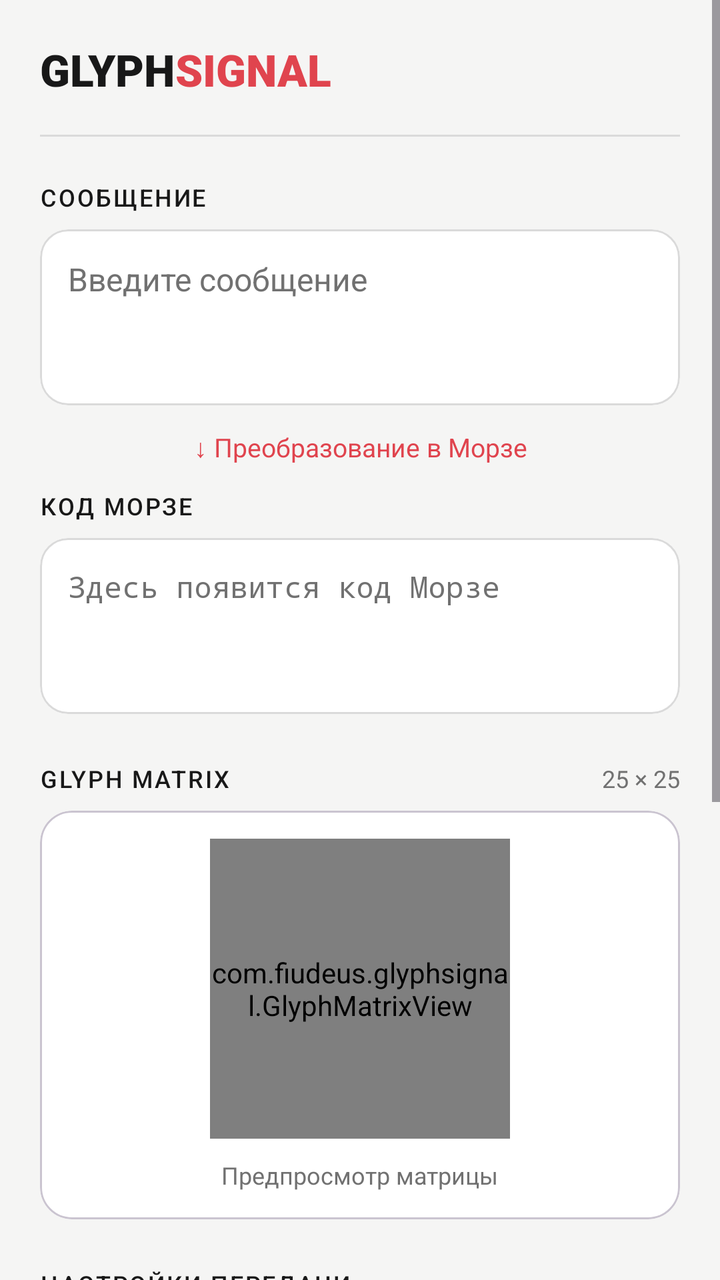
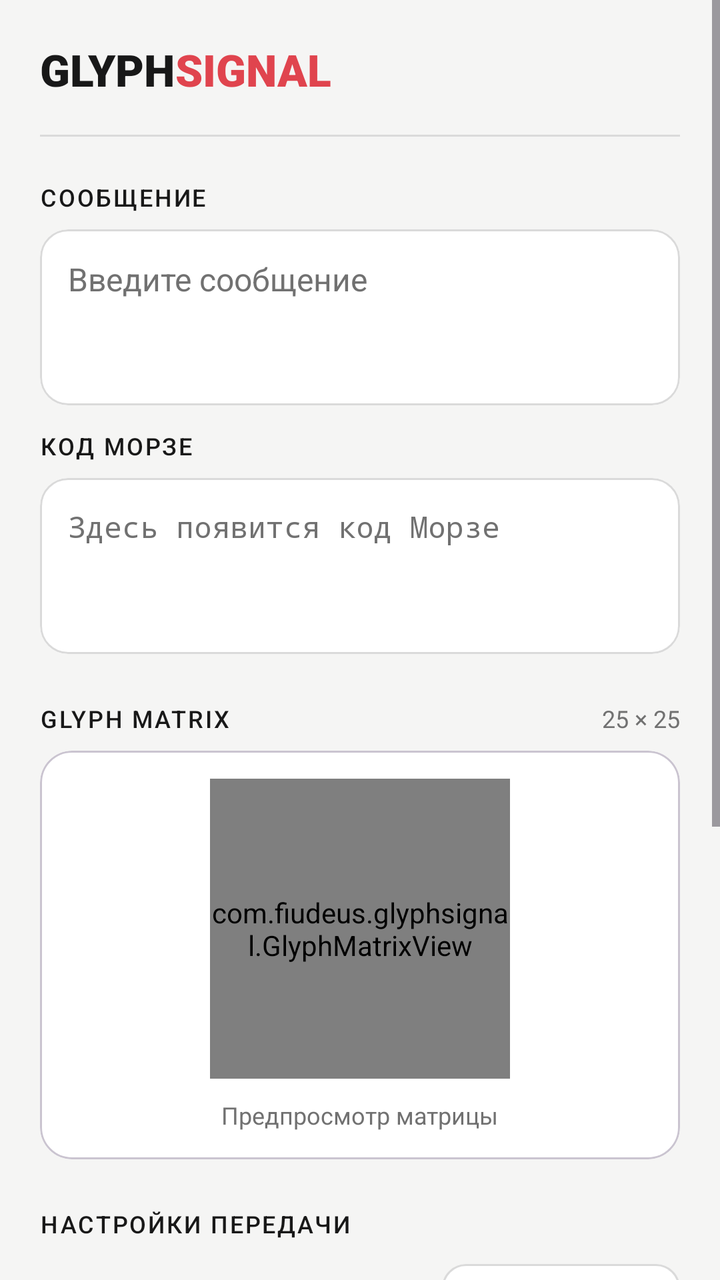

An Android layout rendered at two revisions. The XML below is the earlier revision; the diff shows what the commit changed to produce the second picture.
<!-- AndroidManifest.xml: application theme Theme.GlyphSignal -->
<!-- res/layout/activity_main.xml -->
<?xml version="1.0" encoding="utf-8"?>
<ScrollView xmlns:android="http://schemas.android.com/apk/res/android"
    xmlns:app="http://schemas.android.com/apk/res-auto"
    android:id="@+id/main"
    android:layout_width="match_parent"
    android:layout_height="match_parent"
    android:background="@color/gs_background"
    android:clipToPadding="false"
    android:fillViewport="true">

    <LinearLayout
        android:layout_width="match_parent"
        android:layout_height="wrap_content"
        android:orientation="vertical"
        android:paddingStart="20dp"
        android:paddingTop="20dp"
        android:paddingEnd="20dp"
        android:paddingBottom="28dp">

        
        <LinearLayout
            android:layout_width="match_parent"
            android:layout_height="wrap_content"
            android:gravity="center_vertical"
            android:orientation="horizontal">

            <TextView
                android:layout_width="wrap_content"
                android:layout_height="wrap_content"
                android:fontFamily="sans-serif-black"
                android:text="@string/brand_glyph"
                android:textColor="@color/gs_text"
                android:textSize="22sp" />

            <TextView
                android:layout_width="wrap_content"
                android:layout_height="wrap_content"
                android:fontFamily="sans-serif-black"
                android:text="@string/brand_signal"
                android:textColor="@color/gs_accent"
                android:textSize="22sp" />
        </LinearLayout>

        <View
            android:layout_width="match_parent"
            android:layout_height="1dp"
            android:layout_marginTop="18dp"
            android:background="@color/gs_border" />

        
        <TextView
            android:layout_width="match_parent"
            android:layout_height="wrap_content"
            android:layout_marginTop="22dp"
            android:fontFamily="sans-serif-medium"
            android:letterSpacing="0.08"
            android:labelFor="@id/messageInput"
            android:text="@string/label_message"
            android:textColor="@color/gs_text"
            android:textSize="12sp" />

        <com.google.android.material.card.MaterialCardView
            android:layout_width="match_parent"
            android:layout_height="wrap_content"
            android:layout_marginTop="8dp"
            app:cardBackgroundColor="@color/gs_surface"
            app:cardCornerRadius="14dp"
            app:cardElevation="0dp"
            app:strokeColor="@color/gs_border"
            app:strokeWidth="1dp">

            <EditText
                android:id="@+id/messageInput"
                android:layout_width="match_parent"
                android:layout_height="wrap_content"
                android:gravity="top|start"
                android:hint="@string/message_hint"
                android:inputType="textCapSentences|textMultiLine"
                android:maxLines="5"
                android:minHeight="88dp"
                android:padding="14dp"
                android:background="@android:color/transparent"
                android:textColor="@color/gs_text"
                android:textColorHint="@color/gs_muted"
                android:textSize="16sp" />
        </com.google.android.material.card.MaterialCardView>

        <TextView
            android:layout_width="match_parent"
            android:layout_height="wrap_content"
            android:layout_marginTop="12dp"
            android:gravity="center"
            android:text="@string/conversion_indicator"
            android:textColor="@color/gs_accent"
            android:textSize="13sp" />

        
        <TextView
            android:layout_width="match_parent"
            android:layout_height="wrap_content"
            android:layout_marginTop="12dp"
            android:fontFamily="sans-serif-medium"
            android:letterSpacing="0.08"
            android:text="@string/label_morse"
            android:textColor="@color/gs_text"
            android:textSize="12sp" />

        <com.google.android.material.card.MaterialCardView
            android:layout_width="match_parent"
            android:layout_height="wrap_content"
            android:layout_marginTop="8dp"
            app:cardBackgroundColor="@color/gs_surface"
            app:cardCornerRadius="14dp"
            app:cardElevation="0dp"
            app:strokeColor="@color/gs_border"
            app:strokeWidth="1dp">

            <TextView
                android:id="@+id/morseOutput"
                android:layout_width="match_parent"
                android:layout_height="wrap_content"
                android:fontFamily="monospace"
                android:gravity="top|start"
                android:maxLines="4"
                android:minHeight="88dp"
                android:padding="14dp"
                android:text="@string/morse_placeholder"
                android:textColor="@color/gs_muted"
                android:textIsSelectable="true"
                android:textSize="15sp" />
        </com.google.android.material.card.MaterialCardView>

        <LinearLayout
            android:layout_width="match_parent"
            android:layout_height="wrap_content"
            android:layout_marginTop="24dp"
            android:gravity="center_vertical"
            android:orientation="horizontal">

            <TextView
                android:layout_width="0dp"
                android:layout_height="wrap_content"
                android:layout_weight="1"
                android:fontFamily="sans-serif-medium"
                android:letterSpacing="0.08"
                android:text="@string/label_matrix"
                android:textColor="@color/gs_text"
                android:textSize="12sp" />

            <TextView
                android:layout_width="wrap_content"
                android:layout_height="wrap_content"
                android:text="@string/matrix_resolution"
                android:textColor="@color/gs_muted"
                android:textSize="12sp" />
        </LinearLayout>

        <com.google.android.material.card.MaterialCardView
            android:layout_width="match_parent"
            android:layout_height="wrap_content"
            android:layout_marginTop="8dp"
            app:cardBackgroundColor="@color/gs_surface"
            app:cardCornerRadius="16dp"
            app:cardElevation="0dp">

            <LinearLayout
                android:layout_width="match_parent"
                android:layout_height="wrap_content"
                android:gravity="center"
                android:orientation="vertical"
                android:padding="14dp">

                <com.fiudeus.glyphsignal.GlyphMatrixView
                    android:id="@+id/glyphMatrixView"
                    android:layout_width="150dp"
                    android:layout_height="150dp" />

                <TextView
                    android:id="@+id/matrixStatus"
                    android:layout_width="wrap_content"
                    android:layout_height="wrap_content"
                    android:layout_marginTop="10dp"
                    android:text="@string/matrix_placeholder"
                    android:textColor="@color/gs_muted"
                    android:textSize="12sp" />
            </LinearLayout>
        </com.google.android.material.card.MaterialCardView>

        
        <TextView
            android:layout_width="match_parent"
            android:layout_height="wrap_content"
            android:layout_marginTop="24dp"
            android:fontFamily="sans-serif-medium"
            android:letterSpacing="0.08"
            android:text="@string/label_settings"
            android:textColor="@color/gs_text"
            android:textSize="12sp" />

        <LinearLayout
            android:layout_width="match_parent"
            android:layout_height="wrap_content"
            android:layout_marginTop="8dp"
            android:gravity="center_vertical"
            android:orientation="horizontal">

            <TextView
                android:layout_width="0dp"
                android:layout_height="wrap_content"
                android:layout_weight="1"
                android:text="@string/label_mode"
                android:textColor="@color/gs_text"
                android:textSize="14sp" />

            <com.google.android.material.button.MaterialButton
                android:id="@+id/modeButton"
                android:layout_width="wrap_content"
                android:layout_height="48dp"
                android:text="@string/mode_full_matrix"
                android:textAllCaps="false"
                android:textColor="@color/gs_text"
                android:textSize="13sp"
                app:backgroundTint="@color/gs_surface"
                app:cornerRadius="12dp"
                app:strokeColor="@color/gs_border"
                app:strokeWidth="1dp" />
        </LinearLayout>

        <LinearLayout
            android:layout_width="match_parent"
            android:layout_height="wrap_content"
            android:layout_marginTop="12dp"
            android:orientation="horizontal">

            <LinearLayout
                android:layout_width="0dp"
                android:layout_height="wrap_content"
                android:layout_weight="1"
                android:orientation="vertical">

                <TextView
                    android:layout_width="match_parent"
                    android:layout_height="wrap_content"
                    android:labelFor="@id/wpmInput"
                    android:text="@string/label_wpm"
                    android:textColor="@color/gs_muted"
                    android:textSize="12sp" />

                <com.google.android.material.card.MaterialCardView
                    android:layout_width="match_parent"
                    android:layout_height="wrap_content"
                    android:layout_marginTop="6dp"
                    app:cardBackgroundColor="@color/gs_surface"
                    app:cardCornerRadius="12dp"
                    app:cardElevation="0dp"
                    app:strokeColor="@color/gs_border"
                    app:strokeWidth="1dp">

                    <LinearLayout
                        android:layout_width="match_parent"
                        android:layout_height="48dp"
                        android:gravity="center_vertical"
                        android:orientation="horizontal"
                        android:paddingStart="12dp"
                        android:paddingEnd="12dp">

                        <EditText
                            android:id="@+id/wpmInput"
                            android:layout_width="0dp"
                            android:layout_height="match_parent"
                            android:layout_weight="1"
                            android:background="@android:color/transparent"
                            android:gravity="center_vertical"
                            android:inputType="number"
                            android:maxLength="3"
                            android:selectAllOnFocus="true"
                            android:singleLine="true"
                            android:text="@string/initial_wpm"
                            android:textColor="@color/gs_text"
                            android:textSize="16sp" />

                        <TextView
                            android:layout_width="wrap_content"
                            android:layout_height="wrap_content"
                            android:text="@string/unit_wpm"
                            android:textColor="@color/gs_muted"
                            android:textSize="12sp" />
                    </LinearLayout>
                </com.google.android.material.card.MaterialCardView>
            </LinearLayout>

            <Space
                android:layout_width="12dp"
                android:layout_height="1dp" />

            <LinearLayout
                android:layout_width="0dp"
                android:layout_height="wrap_content"
                android:layout_weight="1"
                android:orientation="vertical">

                <TextView
                    android:layout_width="match_parent"
                    android:layout_height="wrap_content"
                    android:labelFor="@id/brightnessInput"
                    android:text="@string/label_brightness"
                    android:textColor="@color/gs_muted"
                    android:textSize="12sp" />

                <com.google.android.material.card.MaterialCardView
                    android:layout_width="match_parent"
                    android:layout_height="wrap_content"
                    android:layout_marginTop="6dp"
                    app:cardBackgroundColor="@color/gs_surface"
                    app:cardCornerRadius="12dp"
                    app:cardElevation="0dp"
                    app:strokeColor="@color/gs_border"
                    app:strokeWidth="1dp">

                    <LinearLayout
                        android:layout_width="match_parent"
                        android:layout_height="48dp"
                        android:gravity="center_vertical"
                        android:orientation="horizontal"
                        android:paddingStart="12dp"
                        android:paddingEnd="12dp">

                        <EditText
                            android:id="@+id/brightnessInput"
                            android:layout_width="0dp"
                            android:layout_height="match_parent"
                            android:layout_weight="1"
                            android:background="@android:color/transparent"
                            android:gravity="center_vertical"
                            android:inputType="number"
                            android:maxLength="3"
                            android:selectAllOnFocus="true"
                            android:singleLine="true"
                            android:text="@string/initial_brightness"
                            android:textColor="@color/gs_text"
                            android:textSize="16sp" />

                        <TextView
                            android:layout_width="wrap_content"
                            android:layout_height="wrap_content"
                            android:text="@string/unit_percent"
                            android:textColor="@color/gs_muted"
                            android:textSize="12sp" />
                    </LinearLayout>
                </com.google.android.material.card.MaterialCardView>
            </LinearLayout>
        </LinearLayout>

        <LinearLayout
            android:layout_width="match_parent"
            android:layout_height="wrap_content"
            android:layout_marginTop="14dp"
            android:gravity="center_vertical"
            android:orientation="horizontal">

            <TextView
                android:layout_width="0dp"
                android:layout_height="wrap_content"
                android:layout_weight="1"
                android:text="@string/label_repeats"
                android:textColor="@color/gs_text"
                android:textSize="14sp" />

            <com.google.android.material.button.MaterialButton
                android:id="@+id/decreaseRepeatsButton"
                android:layout_width="44dp"
                android:layout_height="44dp"
                android:contentDescription="@string/decrease_repeats"
                android:minWidth="44dp"
                android:padding="0dp"
                android:gravity="center"
                android:insetLeft="0dp"
                android:insetRight="0dp"
                android:insetTop="0dp"
                android:insetBottom="0dp"
                android:text="@string/minus_symbol"
                android:textColor="@color/gs_text"
                android:textSize="18sp"
                app:backgroundTint="@color/gs_surface"
                app:cornerRadius="12dp"
                app:strokeColor="@color/gs_border"
                app:strokeWidth="1dp" />

            <TextView
                android:id="@+id/repeatsValue"
                android:layout_width="36dp"
                android:layout_height="wrap_content"
                android:gravity="center"
                android:text="@string/initial_repeats"
                android:textColor="@color/gs_text"
                android:textSize="16sp" />

            <com.google.android.material.button.MaterialButton
                android:id="@+id/increaseRepeatsButton"
                android:layout_width="44dp"
                android:layout_height="44dp"
                android:contentDescription="@string/increase_repeats"
                android:minWidth="44dp"
                android:padding="0dp"
                android:gravity="center"
                android:insetLeft="0dp"
                android:insetRight="0dp"
                android:insetTop="0dp"
                android:insetBottom="0dp"
                android:text="@string/plus_symbol"
                android:textColor="@color/gs_text"
                android:textSize="18sp"
                app:backgroundTint="@color/gs_surface"
                app:cornerRadius="12dp"
                app:strokeColor="@color/gs_border"
                app:strokeWidth="1dp" />
        </LinearLayout>

        <View
            android:layout_width="match_parent"
            android:layout_height="1dp"
            android:layout_marginTop="10dp"
            android:background="@color/gs_border" />

        <LinearLayout
            android:layout_width="match_parent"
            android:layout_height="wrap_content"
            android:layout_marginTop="12dp"
            android:gravity="center_vertical"
            android:orientation="horizontal">

            <LinearLayout
                android:layout_width="0dp"
                android:layout_height="wrap_content"
                android:layout_weight="1"
                android:orientation="vertical">

                <TextView
                    android:layout_width="match_parent"
                    android:layout_height="wrap_content"
                    android:text="@string/label_infinite_loop"
                    android:textColor="@color/gs_text"
                    android:textSize="14sp" />

                <TextView
                    android:layout_width="match_parent"
                    android:layout_height="wrap_content"
                    android:layout_marginTop="3dp"
                    android:text="@string/infinite_loop_hint"
                    android:textColor="@color/gs_muted"
                    android:textSize="12sp" />
            </LinearLayout>

            <com.google.android.material.materialswitch.MaterialSwitch
                android:id="@+id/infiniteLoopSwitch"
                android:layout_width="wrap_content"
                android:layout_height="wrap_content"
                android:contentDescription="@string/label_infinite_loop"
                android:checked="false" />
        </LinearLayout>

        
        <LinearLayout
            android:id="@+id/transmissionProgress"
            android:layout_width="match_parent"
            android:layout_height="wrap_content"
            android:layout_marginTop="18dp"
            android:orientation="vertical"
            android:visibility="gone">

            <TextView
                android:id="@+id/progressLabel"
                android:layout_width="match_parent"
                android:layout_height="wrap_content"
                android:text="@string/progress_placeholder"
                android:textColor="@color/gs_muted"
                android:textSize="12sp" />

            <ProgressBar
                android:id="@+id/progressBar"
                style="?android:attr/progressBarStyleHorizontal"
                android:layout_width="match_parent"
                android:layout_height="wrap_content"
                android:layout_marginTop="6dp"
                android:indeterminate="false"
                android:max="100"
                android:progress="0"
                android:progressTint="@color/gs_accent" />
        </LinearLayout>

        <com.google.android.material.button.MaterialButton
            android:id="@+id/startButton"
            android:layout_width="match_parent"
            android:layout_height="54dp"
            android:layout_marginTop="22dp"
            android:text="@string/start_transmission"
            android:textAllCaps="false"
            android:textColor="@color/gs_on_accent"
            android:textSize="15sp"
            app:backgroundTint="@color/gs_accent"
            app:cornerRadius="14dp" />
    </LinearLayout>
</ScrollView>
<!-- resources referenced by this layout -->
<resources>
  <color name="gs_accent">#E0444E</color>
  <color name="gs_background">#F5F5F4</color>
  <color name="gs_border">#DADADA</color>
  <color name="gs_muted">#717171</color>
  <color name="gs_on_accent">#FFFFFF</color>
  <color name="gs_surface">#FFFFFF</color>
  <color name="gs_text">#181818</color>
  <string name="brand_glyph">GLYPH</string>
  <string name="brand_signal">SIGNAL</string>
  <string name="conversion_indicator">↓  Преобразование в Морзе</string>
  <string name="decrease_repeats">Уменьшить количество повторений</string>
  <string name="increase_repeats">Увеличить количество повторений</string>
  <string name="infinite_loop_hint">Повторять до ручной остановки</string>
  <string name="initial_brightness" translatable="false">75</string>
  <string name="initial_repeats" translatable="false">1</string>
  <string name="initial_wpm" translatable="false">15</string>
  <string name="label_brightness">Яркость</string>
  <string name="label_infinite_loop">Бесконечный цикл</string>
  <string name="label_matrix">GLYPH MATRIX</string>
  <string name="label_message">СООБЩЕНИЕ</string>
  <string name="label_mode">Режим</string>
  <string name="label_morse">КОД МОРЗЕ</string>
  <string name="label_repeats">Повторения</string>
  <string name="label_settings">НАСТРОЙКИ ПЕРЕДАЧИ</string>
  <string name="label_wpm">Скорость</string>
  <string name="matrix_placeholder">Предпросмотр матрицы</string>
  <string name="matrix_resolution">25 × 25</string>
  <string name="message_hint">Введите сообщение</string>
  <string name="minus_symbol" translatable="false">−</string>
  <string name="mode_full_matrix">Full Matrix ▾</string>
  <string name="morse_placeholder">Здесь появится код Морзе</string>
  <string name="plus_symbol" translatable="false">+</string>
  <string name="progress_placeholder">Повтор 1/1</string>
  <string name="start_transmission">Начать передачу</string>
  <string name="unit_percent" formatted="false">%</string>
  <string name="unit_wpm">WPM</string>
  <style name="Theme.GlyphSignal" parent="Base.Theme.GlyphSignal" />
  <style name="Base.Theme.GlyphSignal" parent="Theme.Material3.DayNight.NoActionBar">
          <item name="colorPrimary">@color/gs_accent</item>
          <item name="colorOnPrimary">@color/gs_on_accent</item>
          <item name="colorSecondary">@color/gs_accent</item>
          <item name="colorSurface">@color/gs_surface</item>
          <item name="colorOnSurface">@color/gs_text</item>
          <item name="android:colorBackground">@color/gs_background</item>
      </style>
</resources>

<!-- the commit's change to res/layout/activity_main.xml (unified diff, before → after) -->
@@ -84,15 +84,6 @@
                 android:textColorHint="@color/gs_muted"
                 android:textSize="16sp" />
         </com.google.android.material.card.MaterialCardView>
-
-        <TextView
-            android:layout_width="match_parent"
-            android:layout_height="wrap_content"
-            android:layout_marginTop="12dp"
-            android:gravity="center"
-            android:text="@string/conversion_indicator"
-            android:textColor="@color/gs_accent"
-            android:textSize="13sp" />
 
         
         <TextView
<!-- resource entries referenced after the edit -->
@@ -9,7 +9,6 @@
   <color name="gs_text">#181818</color>
   <string name="brand_glyph">GLYPH</string>
   <string name="brand_signal">SIGNAL</string>
-  <string name="conversion_indicator">↓  Преобразование в Морзе</string>
   <string name="decrease_repeats">Уменьшить количество повторений</string>
   <string name="increase_repeats">Увеличить количество повторений</string>
   <string name="infinite_loop_hint">Повторять до ручной остановки</string>
